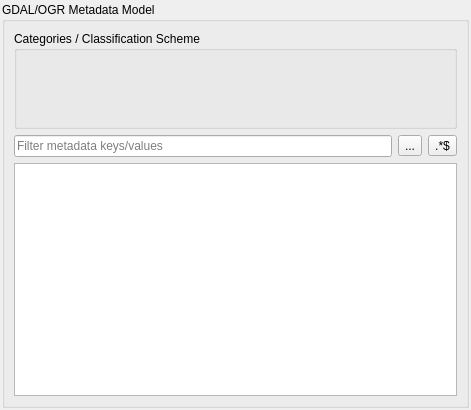
First picture: the form in qps/ui/gdalmetadatamodelwidget.ui, repository EnMAP-Box/qgispluginsupport, before the edit.
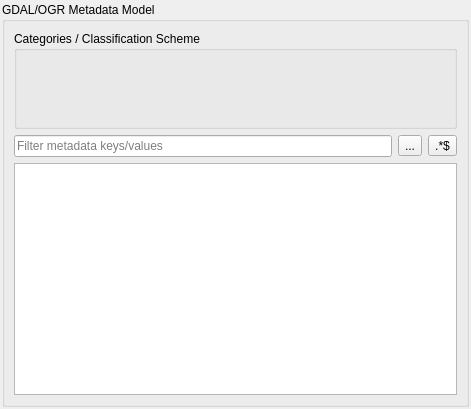
Second picture: the form after the edit. Icons and pictures are not drawn. Custom widgets are drawn as their Qt base class.

Commit message: GDALMetadataModel: bandnumbers now with trailing zeros

```diff
--- a/qps/ui/gdalmetadatamodelwidget.ui
+++ b/qps/ui/gdalmetadatamodelwidget.ui
@@ -7,7 +7,7 @@
     <x>0</x>
     <y>0</y>
     <width>471</width>
-    <height>410</height>
+    <height>409</height>
    </rect>
   </property>
   <property name="windowTitle">
```
The commit also changes 2 other files.
